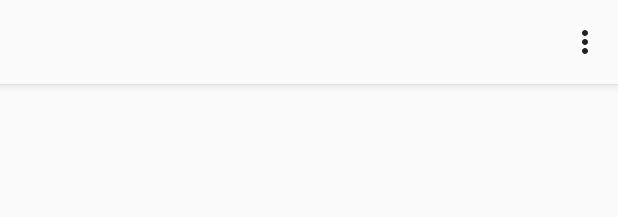
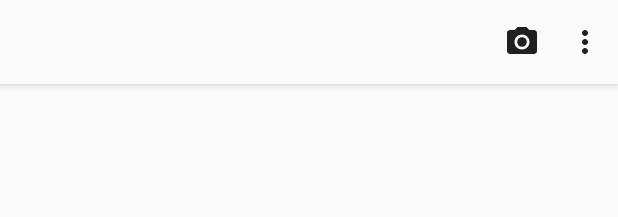
Before and after one commit to MuhammadAliGhaffar/InstagramClone, an Android app: the layout activity_home.xml on its own in the app's theme, with its tools: preview values and no code run, on a phone screen of 412 x 824 dp. Shown: the top 217 px of the screen. Run offline under Robolectric (Android 15) with nearby library versions, the phone set to English and light mode, and no system bars.

Commit message:
Create a camera icon on toolbar to upload picture from gallery

```diff
--- /dev/null
+++ b/app/src/main/res/drawable/camera.xml
@@ -0,0 +1,13 @@
+<vector xmlns:android="http://schemas.android.com/apk/res/android"
+    android:width="24dp"
+    android:height="24dp"
+    android:viewportWidth="24"
+    android:viewportHeight="24"
+    android:tint="?attr/colorControlNormal">
+  <path
+      android:fillColor="@android:color/white"
+      android:pathData="M12,12m-3.2,0a3.2,3.2 0,1 1,6.4 0a3.2,3.2 0,1 1,-6.4 0"/>
+  <path
+      android:fillColor="@android:color/white"
+      android:pathData="M9,2L7.17,4L4,4c-1.1,0 -2,0.9 -2,2v12c0,1.1 0.9,2 2,2h16c1.1,0 2,-0.9 2,-2L22,6c0,-1.1 -0.9,-2 -2,-2h-3.17L15,2L9,2zM12,17c-2.76,0 -5,-2.24 -5,-5s2.24,-5 5,-5 5,2.24 5,5 -2.24,5 -5,5z"/>
+</vector>
--- a/app/src/main/res/menu/option_menu.xml
+++ b/app/src/main/res/menu/option_menu.xml
@@ -1,6 +1,13 @@
 <?xml version="1.0" encoding="utf-8"?>
 <menu xmlns:android="http://schemas.android.com/apk/res/android"
     xmlns:app="http://schemas.android.com/apk/res-auto">
+
+    <item
+        android:id="@+id/camera"
+        android:title="Post Image"
+        app:showAsAction="always"
+        android:icon="@drawable/camera"/>
+
     <item
         android:id="@+id/logout"
         android:title="Logout"
--- a/app/src/main/res/values/colors.xml
+++ b/app/src/main/res/values/colors.xml
@@ -1,6 +1,6 @@
 <?xml version="1.0" encoding="utf-8"?>
 <resources>
-    <color name="colorPrimary">#6200EE</color>
+    <color name="colorPrimary">#808080</color>
     <color name="colorPrimaryDark">#808080</color>
     <color name="colorAccent">#000000</color>
 
```
Also changed, not shown: app/src/main/java/com/example/instagramclone/HomeActivity.java (+81 -0 lines), app/src/main/java/com/example/instagramclone/HomeTab.java (+2 -6 lines).
